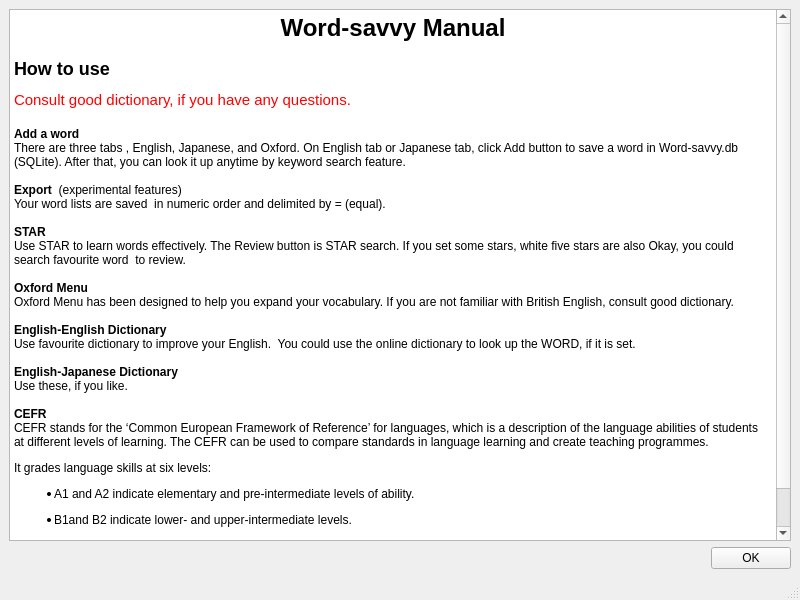
The window that manual.ui (m-fujimoto/Word-savvy) describes before a commit, drawn with Qt 5.
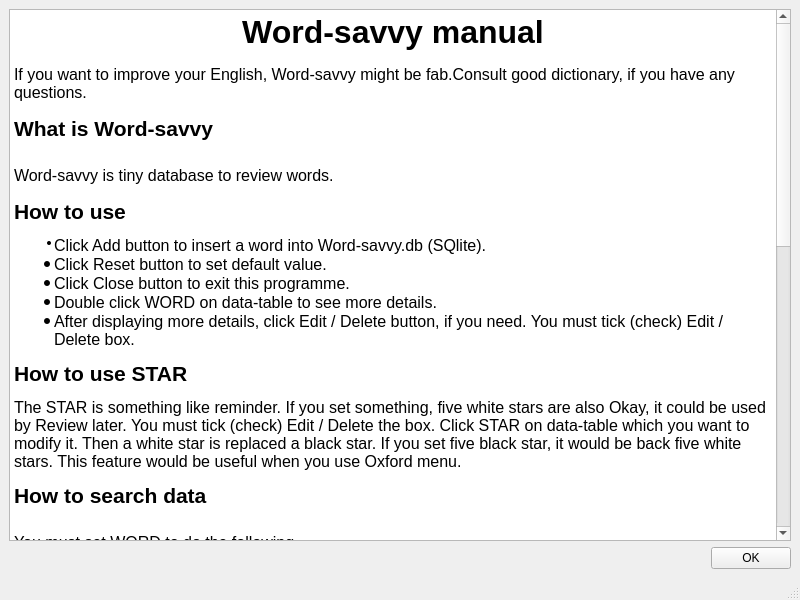
The same window after the commit.

Diff of the .ui file:
```diff
--- a/manual.ui
+++ b/manual.ui
@@ -23,36 +23,52 @@
          <string>&lt;!DOCTYPE HTML PUBLIC &quot;-//W3C//DTD HTML 4.0//EN&quot; &quot;http://www.w3.org/TR/REC-html40/strict.dtd&quot;&gt;
 &lt;html&gt;&lt;head&gt;&lt;meta name=&quot;qrichtext&quot; content=&quot;1&quot; /&gt;&lt;style type=&quot;text/css&quot;&gt;
 p, li { white-space: pre-wrap; }
-&lt;/style&gt;&lt;/head&gt;&lt;body style=&quot; font-family:'MS Shell Dlg 2'; font-size:8.25pt; font-weight:400; font-style:normal;&quot;&gt;
-&lt;h1 align=&quot;center&quot; style=&quot; margin-top:18px; margin-bottom:12px; margin-left:0px; margin-right:0px; -qt-block-indent:0; text-indent:0px;&quot;&gt;&lt;span style=&quot; font-family:'Sans Serif'; font-size:9pt; font-weight:600;&quot;&gt;Word-savvy Manual&lt;/span&gt;&lt;/h1&gt;
-&lt;h2 style=&quot; margin-top:16px; margin-bottom:12px; margin-left:0px; margin-right:0px; -qt-block-indent:0; text-indent:0px;&quot;&gt;&lt;span style=&quot; font-family:'Sans Serif'; font-size:9pt; font-weight:600;&quot;&gt;How to use&lt;/span&gt;&lt;/h2&gt;
-&lt;p style=&quot; margin-top:0px; margin-bottom:0px; margin-left:0px; margin-right:0px; -qt-block-indent:0; text-indent:0px;&quot;&gt;&lt;span style=&quot; font-family:'Sans Serif'; font-size:11pt; color:#ff0000;&quot;&gt;Consult good dictionary, if you have any questions.&lt;/span&gt;&lt;/p&gt;
-&lt;p style=&quot;-qt-paragraph-type:empty; margin-top:0px; margin-bottom:0px; margin-left:0px; margin-right:0px; -qt-block-indent:0; text-indent:0px; font-family:'Sans Serif'; font-size:11pt; color:#ff0000;&quot;&gt;&lt;br /&gt;&lt;/p&gt;
-&lt;p style=&quot; margin-top:0px; margin-bottom:0px; margin-left:0px; margin-right:0px; -qt-block-indent:0; text-indent:0px;&quot;&gt;&lt;span style=&quot; font-family:'Sans Serif'; font-size:9pt; font-weight:600; color:#000000;&quot;&gt;Add a word&lt;/span&gt;&lt;/p&gt;
-&lt;p style=&quot; margin-top:0px; margin-bottom:0px; margin-left:0px; margin-right:0px; -qt-block-indent:0; text-indent:0px;&quot;&gt;&lt;span style=&quot; font-family:'Sans Serif'; font-size:9pt;&quot;&gt;There are three tabs , English, Japanese, and Oxford. On English tab or Japanese tab, click Add button to save a word in Word-savvy.db (SQLite). After that, you can look it up anytime by keyword search feature.&lt;/span&gt;&lt;/p&gt;
-&lt;p style=&quot;-qt-paragraph-type:empty; margin-top:0px; margin-bottom:0px; margin-left:0px; margin-right:0px; -qt-block-indent:0; text-indent:0px; font-family:'Sans Serif'; font-size:9pt;&quot;&gt;&lt;br /&gt;&lt;/p&gt;
-&lt;p style=&quot; margin-top:0px; margin-bottom:0px; margin-left:0px; margin-right:0px; -qt-block-indent:0; text-indent:0px;&quot;&gt;&lt;span style=&quot; font-family:'Sans Serif'; font-size:9pt; font-weight:600;&quot;&gt;Export&lt;/span&gt;&lt;span style=&quot; font-family:'Sans Serif'; font-size:9pt;&quot;&gt;  (experimental features)&lt;/span&gt;&lt;/p&gt;
-&lt;p style=&quot; margin-top:0px; margin-bottom:0px; margin-left:0px; margin-right:0px; -qt-block-indent:0; text-indent:0px;&quot;&gt;&lt;span style=&quot; font-family:'Sans Serif'; font-size:9pt;&quot;&gt;Your word lists are saved  in numeric order and delimited by = (equal).&lt;/span&gt;&lt;/p&gt;
-&lt;p style=&quot;-qt-paragraph-type:empty; margin-top:0px; margin-bottom:0px; margin-left:0px; margin-right:0px; -qt-block-indent:0; text-indent:0px; font-family:'Sans Serif'; font-size:9pt;&quot;&gt;&lt;br /&gt;&lt;/p&gt;
-&lt;p style=&quot; margin-top:0px; margin-bottom:0px; margin-left:0px; margin-right:0px; -qt-block-indent:0; text-indent:0px;&quot;&gt;&lt;span style=&quot; font-family:'Sans Serif'; font-size:9pt; font-weight:600;&quot;&gt;STAR&lt;/span&gt;&lt;/p&gt;
-&lt;p style=&quot; margin-top:0px; margin-bottom:0px; margin-left:0px; margin-right:0px; -qt-block-indent:0; text-indent:0px;&quot;&gt;&lt;span style=&quot; font-family:'Sans Serif'; font-size:9pt;&quot;&gt;Use STAR to learn words effectively. The Review button is STAR search. If you set some stars, white five stars are also Okay, you could search favourite word  to review.&lt;/span&gt;&lt;/p&gt;
-&lt;p style=&quot;-qt-paragraph-type:empty; margin-top:0px; margin-bottom:0px; margin-left:0px; margin-right:0px; -qt-block-indent:0; text-indent:0px; font-family:'Sans Serif'; font-size:9pt;&quot;&gt;&lt;br /&gt;&lt;/p&gt;
-&lt;p style=&quot; margin-top:0px; margin-bottom:0px; margin-left:0px; margin-right:0px; -qt-block-indent:0; text-indent:0px;&quot;&gt;&lt;span style=&quot; font-family:'Sans Serif'; font-size:9pt; font-weight:600;&quot;&gt;Oxford Menu&lt;/span&gt;&lt;/p&gt;
-&lt;p style=&quot; margin-top:0px; margin-bottom:0px; margin-left:0px; margin-right:0px; -qt-block-indent:0; text-indent:0px;&quot;&gt;&lt;span style=&quot; font-family:'Sans Serif'; font-size:9pt;&quot;&gt;Oxford Menu has been designed to help you expand your vocabulary. If you are not familiar with British English, consult good dictionary.&lt;/span&gt;&lt;/p&gt;
-&lt;p style=&quot;-qt-paragraph-type:empty; margin-top:0px; margin-bottom:0px; margin-left:0px; margin-right:0px; -qt-block-indent:0; text-indent:0px; font-family:'Sans Serif'; font-size:9pt;&quot;&gt;&lt;br /&gt;&lt;/p&gt;
-&lt;p style=&quot; margin-top:0px; margin-bottom:0px; margin-left:0px; margin-right:0px; -qt-block-indent:0; text-indent:0px;&quot;&gt;&lt;span style=&quot; font-family:'Sans Serif'; font-size:9pt; font-weight:600;&quot;&gt;English-English Dictionary&lt;/span&gt;&lt;/p&gt;
-&lt;p style=&quot; margin-top:0px; margin-bottom:0px; margin-left:0px; margin-right:0px; -qt-block-indent:0; text-indent:0px;&quot;&gt;&lt;span style=&quot; font-family:'Sans Serif'; font-size:9pt;&quot;&gt;Use favourite dictionary to improve your English.  You could use the online dictionary to look up the WORD, if it is set.&lt;/span&gt;&lt;/p&gt;
-&lt;p style=&quot;-qt-paragraph-type:empty; margin-top:0px; margin-bottom:0px; margin-left:0px; margin-right:0px; -qt-block-indent:0; text-indent:0px; font-family:'Sans Serif'; font-size:9pt;&quot;&gt;&lt;br /&gt;&lt;/p&gt;
-&lt;p style=&quot; margin-top:0px; margin-bottom:0px; margin-left:0px; margin-right:0px; -qt-block-indent:0; text-indent:0px;&quot;&gt;&lt;span style=&quot; font-family:'Sans Serif'; font-size:9pt; font-weight:600;&quot;&gt;English-Japanese Dictionary&lt;/span&gt;&lt;/p&gt;
-&lt;p style=&quot; margin-top:0px; margin-bottom:0px; margin-left:0px; margin-right:0px; -qt-block-indent:0; text-indent:0px;&quot;&gt;&lt;span style=&quot; font-family:'Sans Serif'; font-size:9pt;&quot;&gt;Use these, if you like.&lt;/span&gt;&lt;/p&gt;
-&lt;p style=&quot;-qt-paragraph-type:empty; margin-top:0px; margin-bottom:0px; margin-left:0px; margin-right:0px; -qt-block-indent:0; text-indent:0px; font-family:'Sans Serif'; font-size:9pt;&quot;&gt;&lt;br /&gt;&lt;/p&gt;
-&lt;p style=&quot; margin-top:0px; margin-bottom:0px; margin-left:0px; margin-right:0px; -qt-block-indent:0; text-indent:0px;&quot;&gt;&lt;span style=&quot; font-family:'Sans Serif'; font-size:9pt; font-weight:600;&quot;&gt;CEFR&lt;/span&gt;&lt;/p&gt;
-&lt;p style=&quot; margin-top:0px; margin-bottom:0px; margin-left:0px; margin-right:0px; -qt-block-indent:0; text-indent:0px;&quot;&gt;&lt;span style=&quot; font-family:'Sans Serif'; font-size:9pt;&quot;&gt;CEFR stands for the ‘Common European Framework of Reference’ for languages, which is a description of the language abilities of students at different levels of learning. The CEFR can be used to compare standards in language learning and create teaching programmes. &lt;/span&gt;&lt;/p&gt;
-&lt;p style=&quot; margin-top:12px; margin-bottom:12px; margin-left:0px; margin-right:0px; -qt-block-indent:0; text-indent:0px;&quot;&gt;&lt;span style=&quot; font-family:'Sans Serif'; font-size:9pt;&quot;&gt;It grades language skills at six levels: &lt;/span&gt;&lt;/p&gt;
-&lt;ul style=&quot;margin-top: 0px; margin-bottom: 0px; margin-left: 0px; margin-right: 0px; -qt-list-indent: 1;&quot;&gt;&lt;li style=&quot; font-family:'Sans Serif'; font-size:9pt;&quot; style=&quot; margin-top:12px; margin-bottom:12px; margin-left:0px; margin-right:0px; -qt-block-indent:0; text-indent:0px;&quot;&gt;A1 and A2 indicate elementary and pre-intermediate levels of ability. &lt;/li&gt;&lt;/ul&gt;
-&lt;ul style=&quot;margin-top: 0px; margin-bottom: 0px; margin-left: 0px; margin-right: 0px; -qt-list-indent: 1;&quot;&gt;&lt;li style=&quot; font-family:'Sans Serif'; font-size:9pt;&quot; style=&quot; margin-top:12px; margin-bottom:12px; margin-left:0px; margin-right:0px; -qt-block-indent:0; text-indent:0px;&quot;&gt;B1and B2 indicate lower- and upper-intermediate levels. &lt;/li&gt;&lt;/ul&gt;
-&lt;ul style=&quot;margin-top: 0px; margin-bottom: 0px; margin-left: 0px; margin-right: 0px; -qt-list-indent: 1;&quot;&gt;&lt;li style=&quot; font-family:'Sans Serif'; font-size:9pt;&quot; style=&quot; margin-top:12px; margin-bottom:12px; margin-left:0px; margin-right:0px; -qt-block-indent:0; text-indent:0px;&quot;&gt;C1 indicates advanced level. &lt;/li&gt;&lt;/ul&gt;
-&lt;ul style=&quot;margin-top: 0px; margin-bottom: 0px; margin-left: 0px; margin-right: 0px; -qt-list-indent: 1;&quot;&gt;&lt;li style=&quot; font-family:'Sans Serif'; font-size:9pt;&quot; style=&quot; margin-top:12px; margin-bottom:12px; margin-left:0px; margin-right:0px; -qt-block-indent:0; text-indent:0px;&quot;&gt;C2 indicates complete proficiency in the language. &lt;/li&gt;&lt;/ul&gt;&lt;/body&gt;&lt;/html&gt;</string>
+&lt;/style&gt;&lt;/head&gt;&lt;body style=&quot; font-family:'Sans Serif'; font-size:9pt; font-weight:400; font-style:normal;&quot;&gt;
+&lt;p align=&quot;center&quot; style=&quot; margin-top:0px; margin-bottom:0px; margin-left:0px; margin-right:0px; -qt-block-indent:0; text-indent:0px;&quot;&gt;&lt;span style=&quot; font-family:'Sans Serif'; font-size:24pt; font-weight:600;&quot;&gt;Word-savvy manual&lt;/span&gt;&lt;/p&gt;
+&lt;p style=&quot;-qt-paragraph-type:empty; margin-top:0px; margin-bottom:0px; margin-left:0px; margin-right:0px; -qt-block-indent:0; text-indent:0px; font-family:'Sans Serif'; font-weight:600;&quot;&gt;&lt;br /&gt;&lt;/p&gt;
+&lt;p style=&quot; margin-top:0px; margin-bottom:0px; margin-left:0px; margin-right:0px; -qt-block-indent:0; text-indent:0px;&quot;&gt;&lt;span style=&quot; font-family:'Sans Serif'; font-size:12pt;&quot;&gt;If you want to improve your English, Word-savvy might be fab.Consult good dictionary, if you have any questions.&lt;/span&gt;&lt;/p&gt;
+&lt;p style=&quot;-qt-paragraph-type:empty; margin-top:0px; margin-bottom:0px; margin-left:0px; margin-right:0px; -qt-block-indent:0; text-indent:0px; font-family:'Sans Serif';&quot;&gt;&lt;br /&gt;&lt;/p&gt;
+&lt;p style=&quot; margin-top:0px; margin-bottom:0px; margin-left:0px; margin-right:0px; -qt-block-indent:0; text-indent:0px;&quot;&gt;&lt;span style=&quot; font-family:'Sans Serif'; font-size:16pt; font-weight:600;&quot;&gt;What is Word-savvy&lt;/span&gt;&lt;/p&gt;
+&lt;p style=&quot;-qt-paragraph-type:empty; margin-top:0px; margin-bottom:0px; margin-left:0px; margin-right:0px; -qt-block-indent:0; text-indent:0px; font-family:'Sans Serif'; font-size:16pt; font-weight:600;&quot;&gt;&lt;br /&gt;&lt;/p&gt;
+&lt;p style=&quot; margin-top:0px; margin-bottom:0px; margin-left:0px; margin-right:0px; -qt-block-indent:0; text-indent:0px;&quot;&gt;&lt;span style=&quot; font-family:'Sans Serif'; font-size:12pt;&quot;&gt;Word-savvy is tiny database to review words.&lt;/span&gt;&lt;/p&gt;
+&lt;p style=&quot;-qt-paragraph-type:empty; margin-top:0px; margin-bottom:0px; margin-left:0px; margin-right:0px; -qt-block-indent:0; text-indent:0px; font-family:'Sans Serif';&quot;&gt;&lt;br /&gt;&lt;/p&gt;
+&lt;p style=&quot; margin-top:0px; margin-bottom:0px; margin-left:0px; margin-right:0px; -qt-block-indent:0; text-indent:0px;&quot;&gt;&lt;span style=&quot; font-family:'Sans Serif'; font-size:16pt; font-weight:600;&quot;&gt;How to use&lt;/span&gt;&lt;/p&gt;
+&lt;ul style=&quot;margin-top: 0px; margin-bottom: 0px; margin-left: 0px; margin-right: 0px; -qt-list-indent: 1;&quot;&gt;&lt;li style=&quot; font-family:'Sans Serif';&quot; style=&quot; margin-top:12px; margin-bottom:0px; margin-left:0px; margin-right:0px; -qt-block-indent:0; text-indent:0px;&quot;&gt;&lt;span style=&quot; font-size:12pt;&quot;&gt;Click Add button to insert a word into Word-savvy.db (SQlite).	&lt;/span&gt;&lt;/li&gt;
+&lt;li style=&quot; font-family:'Sans Serif'; font-size:12pt;&quot; style=&quot; margin-top:0px; margin-bottom:0px; margin-left:0px; margin-right:0px; -qt-block-indent:0; text-indent:0px;&quot;&gt;Click Reset button to set default value.	&lt;/li&gt;
+&lt;li style=&quot; font-family:'Sans Serif'; font-size:12pt;&quot; style=&quot; margin-top:0px; margin-bottom:0px; margin-left:0px; margin-right:0px; -qt-block-indent:0; text-indent:0px;&quot;&gt;Click Close button to exit this programme.	&lt;/li&gt;
+&lt;li style=&quot; font-family:'Sans Serif'; font-size:12pt;&quot; style=&quot; margin-top:0px; margin-bottom:0px; margin-left:0px; margin-right:0px; -qt-block-indent:0; text-indent:0px;&quot;&gt;Double click WORD on data-table to see more details.	&lt;/li&gt;
+&lt;li style=&quot; font-family:'Sans Serif'; font-size:12pt;&quot; style=&quot; margin-top:0px; margin-bottom:12px; margin-left:0px; margin-right:0px; -qt-block-indent:0; text-indent:0px;&quot;&gt;After displaying more details, click Edit / Delete button, if you need. You must tick (check) Edit / Delete box.&lt;/li&gt;&lt;/ul&gt;
+&lt;p style=&quot; margin-top:0px; margin-bottom:12px; margin-left:0px; margin-right:0px; -qt-block-indent:0; text-indent:0px;&quot;&gt;&lt;span style=&quot; font-family:'Sans Serif'; font-size:16pt; font-weight:600;&quot;&gt;How to use STAR&lt;/span&gt;&lt;/p&gt;
+&lt;p style=&quot; margin-top:0px; margin-bottom:12px; margin-left:0px; margin-right:0px; -qt-block-indent:0; text-indent:0px;&quot;&gt;&lt;span style=&quot; font-family:'Sans Serif'; font-size:12pt;&quot;&gt;The STAR is something like reminder. If you set something, five white stars are also Okay, it could be used by Review later. You must tick (check) Edit / Delete the box. Click STAR on data-table which you want to modify it. Then a white star is replaced a black star. If you set five black star, it would be back five white stars. This feature would be useful when you use Oxford menu.&lt;/span&gt;&lt;/p&gt;
+&lt;p style=&quot; margin-top:0px; margin-bottom:0px; margin-left:0px; margin-right:0px; -qt-block-indent:0; text-indent:0px;&quot;&gt;&lt;span style=&quot; font-family:'Sans Serif'; font-size:16pt; font-weight:600;&quot;&gt;How to search data&lt;/span&gt;&lt;/p&gt;
+&lt;p style=&quot;-qt-paragraph-type:empty; margin-top:0px; margin-bottom:0px; margin-left:0px; margin-right:0px; -qt-block-indent:0; text-indent:0px; font-family:'Sans Serif'; font-size:16pt; font-weight:600;&quot;&gt;&lt;br /&gt;&lt;/p&gt;
+&lt;p style=&quot; margin-top:0px; margin-bottom:0px; margin-left:0px; margin-right:0px; -qt-block-indent:0; text-indent:0px;&quot;&gt;&lt;span style=&quot; font-family:'Sans Serif'; font-size:12pt;&quot;&gt;You must set WORD to do the following .&lt;/span&gt;&lt;/p&gt;
+&lt;ul style=&quot;margin-top: 0px; margin-bottom: 0px; margin-left: 0px; margin-right: 0px; -qt-list-indent: 1;&quot;&gt;&lt;li style=&quot; font-family:'Sans Serif'; font-size:12pt;&quot; style=&quot; margin-top:12px; margin-bottom:0px; margin-left:0px; margin-right:0px; -qt-block-indent:0; text-indent:0px;&quot;&gt;Click Search KEYWORD by WORD button to search a word.	&lt;/li&gt;
+&lt;li style=&quot; font-family:'Sans Serif'; font-size:12pt;&quot; style=&quot; margin-top:0px; margin-bottom:0px; margin-left:0px; margin-right:0px; -qt-block-indent:0; text-indent:0px;&quot;&gt;Click Search KEYWORD by PRONUNCIATION button to search a word.	&lt;/li&gt;
+&lt;li style=&quot; font-family:'Sans Serif'; font-size:12pt;&quot; style=&quot; margin-top:0px; margin-bottom:12px; margin-left:0px; margin-right:0px; -qt-block-indent:0; text-indent:0px;&quot;&gt;Click Search KEYWORD by MEMO button to search a word.&lt;/li&gt;&lt;/ul&gt;
+&lt;p style=&quot; margin-top:0px; margin-bottom:12px; margin-left:0px; margin-right:0px; -qt-block-indent:0; text-indent:0px;&quot;&gt;&lt;span style=&quot; font-family:'Sans Serif'; font-size:16pt; font-weight:600;&quot;&gt;Review button&lt;/span&gt;&lt;/p&gt;
+&lt;p style=&quot; margin-top:0px; margin-bottom:12px; margin-left:0px; margin-right:0px; -qt-block-indent:0; text-indent:0px;&quot;&gt;&lt;span style=&quot; font-family:'Sans Serif'; font-size:12pt;&quot;&gt;If you click on English-English menubar, you could select a lot of online Engilish-English Dictionaries. First, you might think that it is very difficult to use it. See carefully, you can find a lot of example to use it.&lt;/span&gt;&lt;/p&gt;
+&lt;p style=&quot;-qt-paragraph-type:empty; margin-top:0px; margin-bottom:0px; margin-left:0px; margin-right:0px; -qt-block-indent:0; text-indent:0px; font-family:'Sans Serif'; font-size:12pt;&quot;&gt;&lt;br /&gt;&lt;/p&gt;
+&lt;p style=&quot; margin-top:0px; margin-bottom:0px; margin-left:0px; margin-right:0px; -qt-block-indent:0; text-indent:0px;&quot;&gt;&lt;span style=&quot; font-family:'Sans Serif'; font-size:16pt; font-weight:600;&quot;&gt;English-Japanese Dictionary Menu&lt;/span&gt;&lt;/p&gt;
+&lt;p style=&quot;-qt-paragraph-type:empty; margin-top:0px; margin-bottom:0px; margin-left:0px; margin-right:0px; -qt-block-indent:0; text-indent:0px; font-family:'Sans Serif'; font-size:16pt; font-weight:600;&quot;&gt;&lt;br /&gt;&lt;/p&gt;
+&lt;p style=&quot; margin-top:0px; margin-bottom:0px; margin-left:0px; margin-right:0px; -qt-block-indent:0; text-indent:0px;&quot;&gt;&lt;span style=&quot; font-family:'Sans Serif'; font-size:12pt;&quot;&gt;If you click on English-Japanese menubar, &lt;/span&gt;&lt;/p&gt;
+&lt;p style=&quot; margin-top:0px; margin-bottom:0px; margin-left:0px; margin-right:0px; -qt-block-indent:0; text-indent:0px;&quot;&gt;&lt;span style=&quot; font-family:'Sans Serif'; font-size:12pt;&quot;&gt;you could select a lot of online Japanse-English Dctionaries.&lt;/span&gt;&lt;/p&gt;
+&lt;p style=&quot; margin-top:0px; margin-bottom:0px; margin-left:0px; margin-right:0px; -qt-block-indent:0; text-indent:0px;&quot;&gt;&lt;span style=&quot; font-family:'Sans Serif'; font-size:12pt;&quot;&gt;Use these , if you are not familiar with English-English Dictionary.&lt;/span&gt;&lt;/p&gt;
+&lt;p style=&quot;-qt-paragraph-type:empty; margin-top:0px; margin-bottom:0px; margin-left:0px; margin-right:0px; -qt-block-indent:0; text-indent:0px; font-family:'Sans Serif';&quot;&gt;&lt;br /&gt;&lt;/p&gt;
+&lt;p style=&quot; margin-top:0px; margin-bottom:0px; margin-left:0px; margin-right:0px; -qt-block-indent:0; text-indent:0px;&quot;&gt;&lt;span style=&quot; font-family:'Sans Serif'; font-size:16pt; font-weight:600;&quot;&gt;Japanese Menu&lt;/span&gt;&lt;/p&gt;
+&lt;p style=&quot;-qt-paragraph-type:empty; margin-top:0px; margin-bottom:0px; margin-left:0px; margin-right:0px; -qt-block-indent:0; text-indent:0px; font-family:'Sans Serif'; font-size:16pt; font-weight:600;&quot;&gt;&lt;br /&gt;&lt;/p&gt;
+&lt;p style=&quot; margin-top:0px; margin-bottom:0px; margin-left:0px; margin-right:0px; -qt-block-indent:0; text-indent:0px;&quot;&gt;&lt;span style=&quot; font-family:'Sans Serif'; font-size:12pt;&quot;&gt;If you want to know how Japanese means, use Japanese-language dictionary. If you want to know how you write Kanji,use mojinavi.&lt;/span&gt;&lt;/p&gt;
+&lt;p style=&quot;-qt-paragraph-type:empty; margin-top:0px; margin-bottom:0px; margin-left:0px; margin-right:0px; -qt-block-indent:0; text-indent:0px; font-family:'Sans Serif'; font-size:12pt;&quot;&gt;&lt;br /&gt;&lt;/p&gt;
+&lt;p style=&quot; margin-top:0px; margin-bottom:0px; margin-left:0px; margin-right:0px; -qt-block-indent:0; text-indent:0px;&quot;&gt;&lt;span style=&quot; font-family:'Sans Serif'; font-size:16pt; font-weight:600;&quot;&gt;Oxford Menu&lt;/span&gt;&lt;/p&gt;
+&lt;p style=&quot;-qt-paragraph-type:empty; margin-top:0px; margin-bottom:0px; margin-left:0px; margin-right:0px; -qt-block-indent:0; text-indent:0px; font-family:'Sans Serif'; font-size:16pt; font-weight:600;&quot;&gt;&lt;br /&gt;&lt;/p&gt;
+&lt;p style=&quot; margin-top:0px; margin-bottom:0px; margin-left:0px; margin-right:0px; -qt-block-indent:0; text-indent:0px;&quot;&gt;&lt;span style=&quot; font-family:'Sans Serif'; font-size:12pt;&quot;&gt;If you click on Oxford menubar, you could select a lot of word lists.&lt;/span&gt;&lt;/p&gt;
+&lt;p style=&quot; margin-top:0px; margin-bottom:0px; margin-left:0px; margin-right:0px; -qt-block-indent:0; text-indent:0px;&quot;&gt;&lt;span style=&quot; font-family:'Sans Serif'; font-size:12pt;&quot;&gt;To lean Oxford Learner's Word Lists, your vocabulary would increase effectively. So you could read even BBC Website in future.&lt;/span&gt;&lt;/p&gt;
+&lt;p style=&quot;-qt-paragraph-type:empty; margin-top:0px; margin-bottom:0px; margin-left:0px; margin-right:0px; -qt-block-indent:0; text-indent:0px; font-family:'Sans Serif'; font-size:12pt;&quot;&gt;&lt;br /&gt;&lt;/p&gt;
+&lt;p style=&quot; margin-top:0px; margin-bottom:0px; margin-left:0px; margin-right:0px; -qt-block-indent:0; text-indent:0px;&quot;&gt;&lt;span style=&quot; font-family:'Sans Serif'; font-size:16pt; font-weight:600;&quot;&gt;What is the CEFR?&lt;/span&gt;&lt;/p&gt;
+&lt;ul style=&quot;margin-top: 0px; margin-bottom: 0px; margin-left: 0px; margin-right: 0px; -qt-list-indent: 1;&quot;&gt;&lt;li style=&quot; font-family:'Sans Serif';&quot; style=&quot; margin-top:12px; margin-bottom:0px; margin-left:0px; margin-right:0px; -qt-block-indent:0; text-indent:0px;&quot;&gt;&lt;span style=&quot; font-size:12pt;&quot;&gt;A1 and A2 indicate elementary and pre-intermediate levels of ability.    &lt;/span&gt;&lt;/li&gt;
+&lt;li style=&quot; font-family:'Sans Serif'; font-size:12pt;&quot; style=&quot; margin-top:0px; margin-bottom:0px; margin-left:0px; margin-right:0px; -qt-block-indent:0; text-indent:0px;&quot;&gt;B1and B2 indicate lower- and upper-intermediate levels.    &lt;/li&gt;
+&lt;li style=&quot; font-family:'Sans Serif'; font-size:12pt;&quot; style=&quot; margin-top:0px; margin-bottom:0px; margin-left:0px; margin-right:0px; -qt-block-indent:0; text-indent:0px;&quot;&gt;C1 indicates advanced level.    &lt;/li&gt;
+&lt;li style=&quot; font-family:'Sans Serif'; font-size:12pt;&quot; style=&quot; margin-top:0px; margin-bottom:12px; margin-left:0px; margin-right:0px; -qt-block-indent:0; text-indent:0px;&quot;&gt;C2 indicates complete proficiency in the language.&lt;/li&gt;&lt;/ul&gt;&lt;/body&gt;&lt;/html&gt;</string>
         </property>
        </widget>
       </item>
```
Left out of the diff: 2 changed lines with no effect on the pictures.
